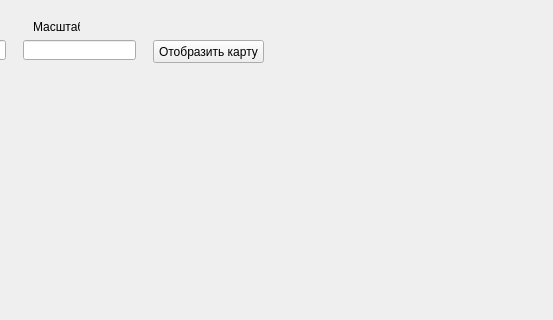
Old version of the form main.ui in the repository Igorka4k/Yandex_api; both pictures show x 247 to 800 and y 0 to 320 of the 800 by 600 pixel window.
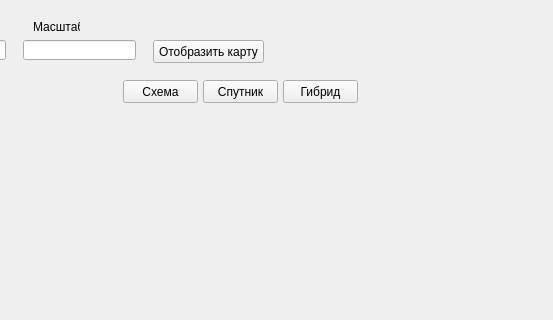
New version of the form.

Commit message: second task finalized

The edit to the form file:
```diff
--- a/main.ui
+++ b/main.ui
@@ -18,9 +18,9 @@
     <property name="geometry">
      <rect>
       <x>20</x>
-      <y>80</y>
-      <width>671</width>
-      <height>501</height>
+      <y>110</y>
+      <width>600</width>
+      <height>450</height>
      </rect>
     </property>
     <property name="text">
@@ -109,6 +109,45 @@
      <string>Отобразить карту</string>
     </property>
    </widget>
+   <widget class="QPushButton" name="pushButton_2">
+    <property name="geometry">
+     <rect>
+      <x>370</x>
+      <y>80</y>
+      <width>75</width>
+      <height>23</height>
+     </rect>
+    </property>
+    <property name="text">
+     <string>Схема</string>
+    </property>
+   </widget>
+   <widget class="QPushButton" name="pushButton_3">
+    <property name="geometry">
+     <rect>
+      <x>450</x>
+      <y>80</y>
+      <width>75</width>
+      <height>23</height>
+     </rect>
+    </property>
+    <property name="text">
+     <string>Спутник</string>
+    </property>
+   </widget>
+   <widget class="QPushButton" name="pushButton_4">
+    <property name="geometry">
+     <rect>
+      <x>530</x>
+      <y>80</y>
+      <width>75</width>
+      <height>23</height>
+     </rect>
+    </property>
+    <property name="text">
+     <string>Гибрид</string>
+    </property>
+   </widget>
   </widget>
  </widget>
  <resources/>
```
The commit also changes 1 other file.
